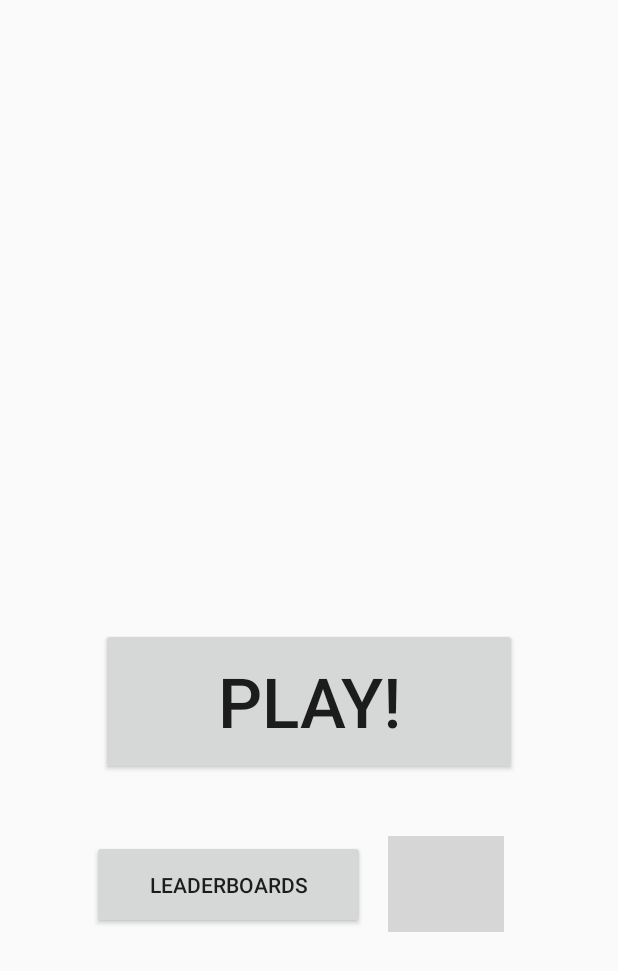
After one commit to ste-corizzato/ProjectMobile, an Android app: the layout fragment_home.xml on its own in the app's theme, with its tools: preview values and no code run, on a phone screen of 412 x 824 dp. The commit adds this screen. Shown: the top 971 px of the screen. Run offline under Robolectric (Android 15) with nearby library versions, the phone set to English and light mode, and no system bars; network calls fail; grey boxes are pictures that could not be loaded.

```diff
--- a/app/src/main/java/com/example/projectmobile/fragment_profile.java
+++ b/app/src/main/java/com/example/projectmobile/fragment_profile.java
@@ -32,6 +32,7 @@ public class fragment_profile extends Fragment implements View.OnClickListener {
     String username_text= null;
     String img =null;
     Button modifica;
+    Button indietro;
 
     @Nullable
     @Override
@@ -40,6 +41,9 @@ public class fragment_profile extends Fragment implements View.OnClickListener {
 
         modifica= (Button) w.findViewById(R.id.Modifica);;
         modifica.setOnClickListener(this);
+
+        indietro= (Button) w.findViewById(R.id.indietro);
+        indietro.setOnClickListener(this);
 
 
         return w;
--- /dev/null
+++ b/app/src/main/res/layout/fragment_home.xml
@@ -0,0 +1,59 @@
+<?xml version="1.0" encoding="utf-8"?>
+<FrameLayout xmlns:android="http://schemas.android.com/apk/res/android"
+    xmlns:tools="http://schemas.android.com/tools"
+    android:layout_width="match_parent"
+    android:layout_height="match_parent"
+    xmlns:app="http://schemas.android.com/apk/res-auto"
+    tools:context=".home">
+
+    <!-- TODO: Update blank fragment layout -->
+
+    <androidx.constraintlayout.widget.ConstraintLayout
+        android:layout_width="match_parent"
+        android:layout_height="match_parent">
+
+        <Button
+            android:id="@+id/button_map"
+            android:layout_width="277dp"
+            android:layout_height="98dp"
+            android:layout_marginStart="67dp"
+            android:layout_marginTop="372dp"
+            android:layout_marginEnd="67dp"
+            android:layout_marginBottom="261dp"
+            android:text="PLAY!"
+            android:textSize="46sp"
+            app:layout_constraintBottom_toBottomOf="parent"
+            app:layout_constraintEnd_toEndOf="parent"
+            app:layout_constraintStart_toStartOf="parent"
+            app:layout_constraintTop_toTopOf="parent" />
+
+        <Button
+            android:id="@+id/button_leaderboards"
+            android:layout_width="182dp"
+            android:layout_height="59dp"
+            android:layout_marginStart="61dp"
+            android:layout_marginTop="17dp"
+            android:layout_marginBottom="179dp"
+            android:text="LEADERBOARDS"
+            app:layout_constraintBottom_toBottomOf="parent"
+            app:layout_constraintStart_toStartOf="parent"
+            app:layout_constraintTop_toBottomOf="@+id/button_map" />
+
+        <ImageButton
+            android:id="@+id/button_imp"
+            android:layout_width="77dp"
+            android:layout_height="64dp"
+            android:layout_marginStart="6dp"
+            android:layout_marginTop="17dp"
+            android:layout_marginEnd="67dp"
+            android:layout_marginBottom="179dp"
+            android:onClick="onClick"
+            app:layout_constraintBottom_toBottomOf="parent"
+            app:layout_constraintEnd_toEndOf="parent"
+            app:layout_constraintStart_toEndOf="@+id/button_leaderboards"
+            app:layout_constraintTop_toBottomOf="@+id/button_map"
+            app:srcCompat="@drawable/impostazioni" />
+
+    </androidx.constraintlayout.widget.ConstraintLayout>
+
+</FrameLayout>
```
Also changed, not shown: app/src/main/java/com/example/projectmobile/MainActivity.java (+13 -9 lines), app/src/main/java/com/example/projectmobile/home.java (added, +39 -0 lines), app/src/main/res/layout/activity_main.xml (+7 -36 lines).
